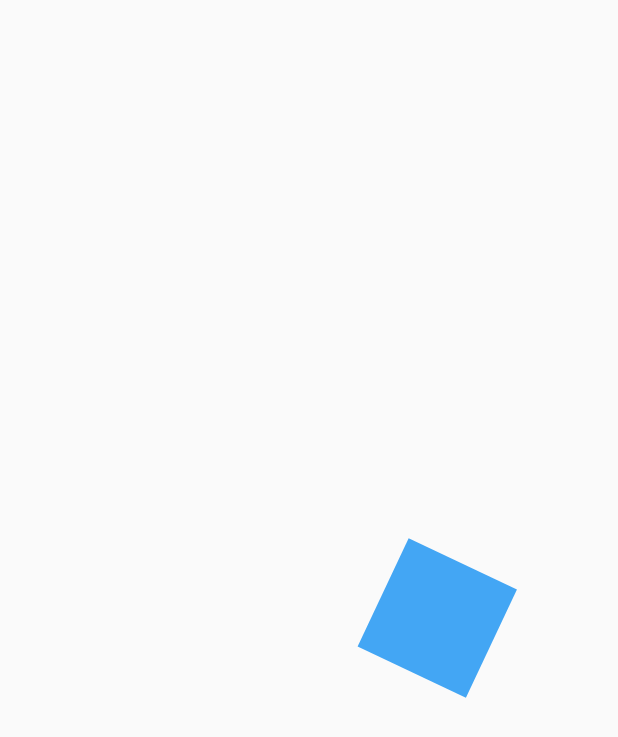
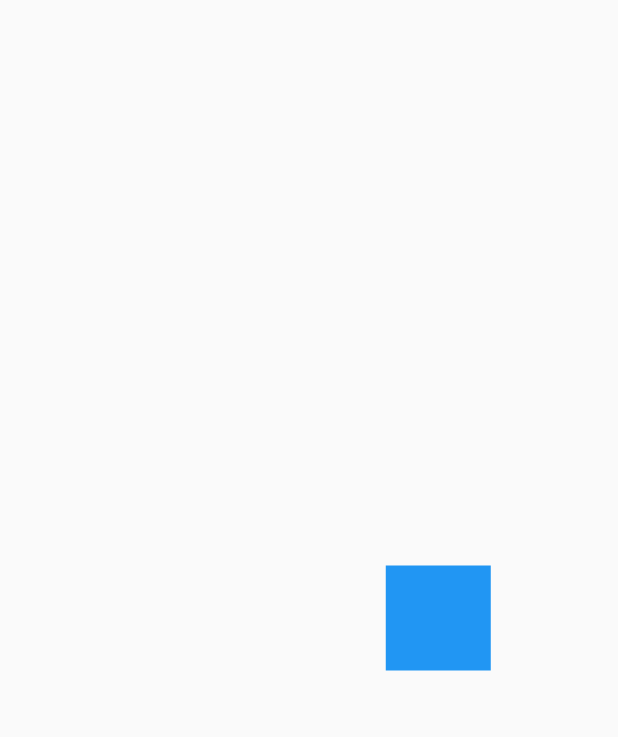
Before and after one commit to SoyJorgeDiaz5/flutter_design_and_animations, a Flutter app: the first screen one second after launch, on a phone screen of 412 x 824 dp. Shown: the top 737 px of the screen. Run offline on Flutter 3.47's test engine with Material 2 defaults, Android fonts, the phone set to English and light mode, and no system bars.

Commit message:
feat(custom-animations): adds challenge where a square is moved with translate animation

```diff
--- a/lib/main.dart
+++ b/lib/main.dart
@@ -1,6 +1,5 @@
+import 'package:design_and_animations/src/challenges/animated_square_page.dart';
 import 'package:flutter/material.dart';
-
-import 'package:design_and_animations/src/pages/animations_page.dart';
 
 void main() {
   runApp(const MyApp());
@@ -14,7 +13,7 @@ class MyApp extends StatelessWidget {
     return const MaterialApp(
       debugShowCheckedModeBanner: false,
       title: 'App Designs',
-      home: AnimationsPage(),
+      home: AnimatedSquarePage(),
     );
   }
 }
--- /dev/null
+++ b/lib/src/challenges/animated_square_page.dart
@@ -0,0 +1,128 @@
+import 'package:flutter/material.dart';
+
+class AnimatedSquarePage extends StatelessWidget {
+  const AnimatedSquarePage({Key? key}) : super(key: key);
+
+  @override
+  Widget build(BuildContext context) {
+    return const Scaffold(
+      body: Center(
+        child: _AnimatedSquare(),
+      ),
+    );
+  }
+}
+
+class _AnimatedSquare extends StatefulWidget {
+  const _AnimatedSquare({
+    Key? key,
+  }) : super(key: key);
+
+  @override
+  State<_AnimatedSquare> createState() => _AnimatedSquareState();
+}
+
+class _AnimatedSquareState extends State<_AnimatedSquare>
+    with SingleTickerProviderStateMixin {
+  late AnimationController animationController;
+  late Animation<double> translateRight;
+  late Animation<double> translateUp;
+  late Animation<double> translateLeft;
+  late Animation<double> translateDown;
+
+  @override
+  void initState() {
+    animationController = AnimationController(
+      vsync: this,
+      duration: const Duration(milliseconds: 4500),
+    );
+
+    translateRight = Tween(
+      begin: 0.0,
+      end: 90.0,
+    ).animate(CurvedAnimation(
+      parent: animationController,
+      curve: const Interval(
+        0,
+        0.25,
+        curve: Curves.bounceOut,
+      ),
+    ));
+
+    translateUp = Tween(
+      begin: 0.0,
+      end: -90.0,
+    ).animate(CurvedAnimation(
+      parent: animationController,
+      curve: const Interval(
+        0.25,
+        0.50,
+        curve: Curves.bounceOut,
+      ),
+    ));
+
+    translateLeft = Tween(
+      begin: 0.0,
+      end: -90.0,
+    ).animate(CurvedAnimation(
+      parent: animationController,
+      curve: const Interval(
+        0.50,
+        0.75,
+        curve: Curves.bounceOut,
+      ),
+    ));
+
+    translateDown = Tween(
+      begin: 0.0,
+      end: 90.0,
+    ).animate(CurvedAnimation(
+      parent: animationController,
+      curve: const Interval(
+        0.75,
+        1.0,
+        curve: Curves.bounceOut,
+      ),
+    ));
+
+    super.initState();
+  }
+
+  @override
+  void dispose() {
+    animationController.dispose();
+    super.dispose();
+  }
+
+  @override
+  Widget build(BuildContext context) {
+    animationController.forward();
+
+    return AnimatedBuilder(
+      animation: animationController,
+      child: _Square(),
+      builder: (context, childSquare) {
+        return Transform.translate(
+          offset: Offset(
+            translateRight.value + translateLeft.value,
+            translateUp.value + translateDown.value,
+          ),
+          child: childSquare
+        );
+      },
+    );
+  }
+}
+
+class _Square extends StatelessWidget {
+  @override
+  Widget build(BuildContext context) {
+    return Container(
+      width: 70,
+      height: 70,
+      decoration: const BoxDecoration(
+        color: Colors.blue,
+      ),
+    );
+  }
+}
```
